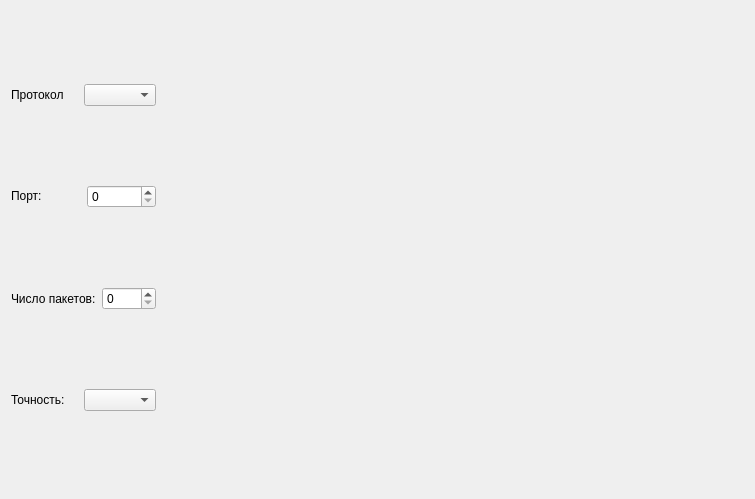
The window that gui/forms/recvtimestampwidget.ui (OSLL/Linux_FreeBSD_networking_perf) describes before a commit, drawn with Qt 5.
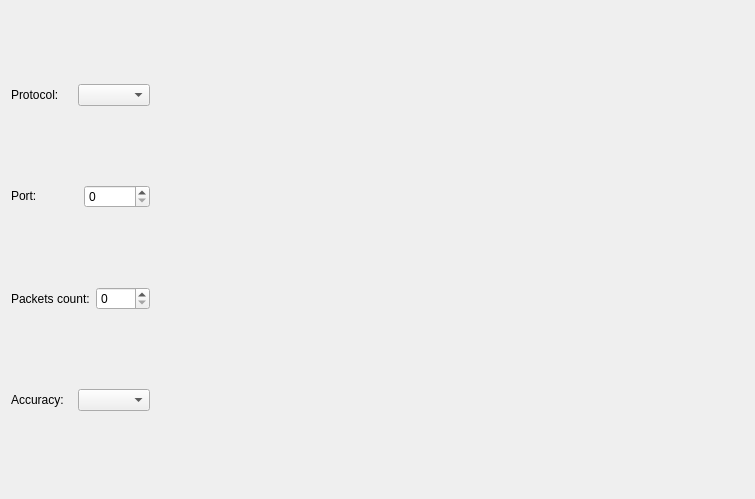
The same window after the commit.

```diff
--- a/gui/forms/recvtimestampwidget.ui
+++ b/gui/forms/recvtimestampwidget.ui
@@ -24,7 +24,7 @@
           <item>
            <widget class="QLabel" name="protocolLabel">
             <property name="text">
-             <string>Протокол</string>
+          <string>Protocol:</string>
             </property>
            </widget>
           </item>
@@ -44,7 +44,7 @@
              </size>
             </property>
             <property name="text">
-             <string>Порт:</string>
+          <string>Port:</string>
             </property>
            </widget>
           </item>
@@ -68,7 +68,7 @@
              </size>
             </property>
             <property name="text">
-             <string>Число пакетов:</string>
+          <string>Packets count:</string>
             </property>
            </widget>
           </item>
@@ -86,7 +86,7 @@
           <item>
            <widget class="QLabel" name="accuracyLabel">
             <property name="text">
-             <string>Точность:</string>
+          <string>Accuracy:</string>
             </property>
            </widget>
           </item>
```
Lines whose indentation alone changed are shown as unchanged.
